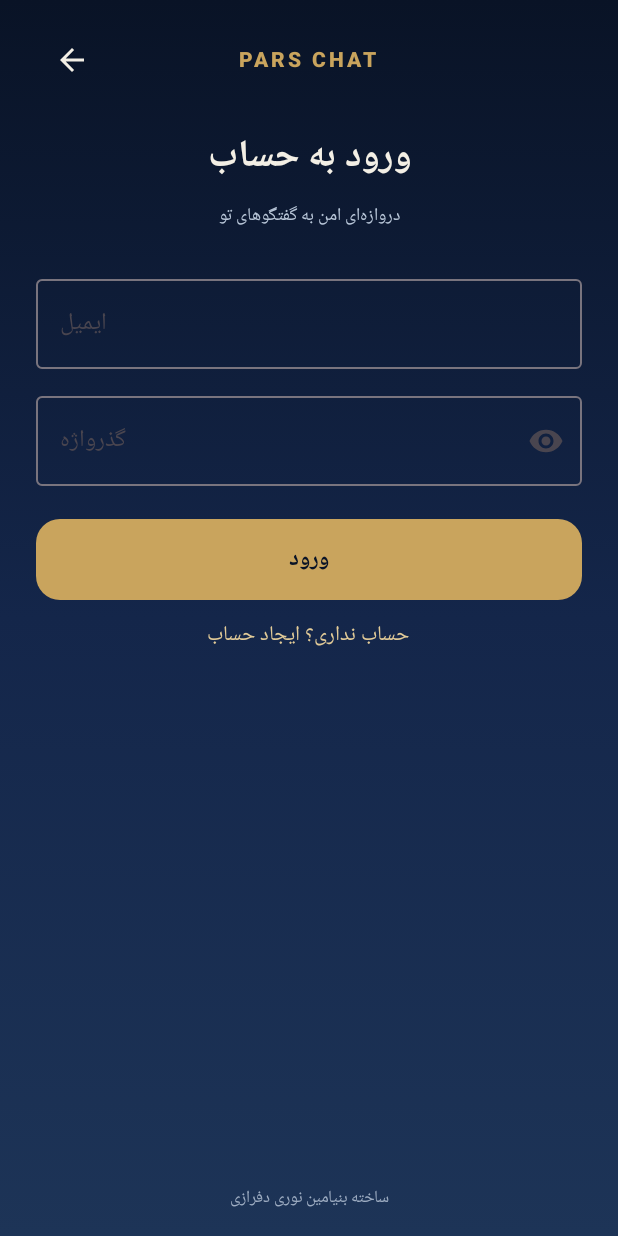
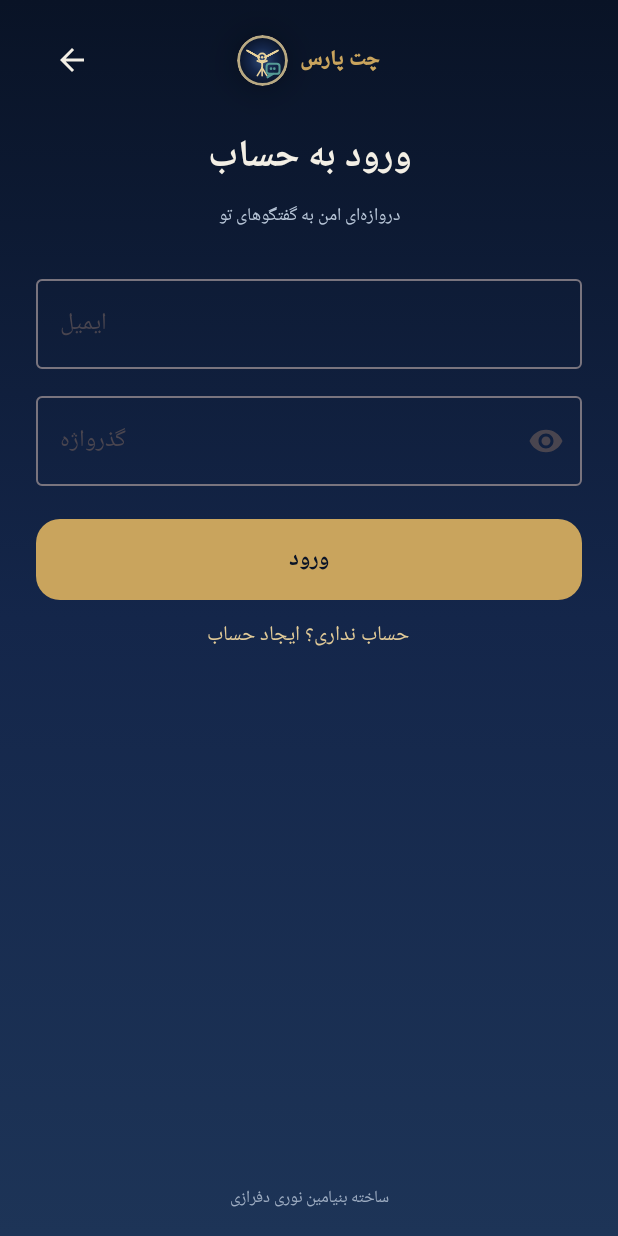
Before and after one commit to benyamin8372-hub/PARS_CHAT, an Android app built with Jetpack Compose: the composable AuthScreen shown on its own in the app's theme, on a phone screen of 412 x 824 dp. Run offline under Robolectric (Android 15) with nearby library versions, the phone set to English and light mode, and no system bars.

Commit message:
Apply Faravahar and Persian PARS CHAT identity to authentication

```diff
--- a/app/src/main/java/com/bentech/parschat/ui/AuthScreen.kt
+++ b/app/src/main/java/com/bentech/parschat/ui/AuthScreen.kt
@@ -21,6 +21,7 @@ import androidx.compose.ui.text.input.VisualTransformation
 import androidx.compose.ui.unit.dp
 import androidx.compose.ui.unit.sp
 import com.bentech.parschat.FirebaseChatRepository
+import com.bentech.parschat.ui.components.FaravaharChatMark
 import com.google.firebase.messaging.FirebaseMessaging
 
 private val AuthNight = Color(0xFF091326)
@@ -79,7 +80,10 @@ fun AuthScreen(onSuccess: (String) -> Unit, onBack: () -> Unit) {
             Row(Modifier.fillMaxWidth(), verticalAlignment = Alignment.CenterVertically) {
                 IconButton(onClick = onBack) { Icon(Icons.Default.ArrowBack, null, tint = AuthIvory) }
                 Spacer(Modifier.weight(1f))
-                Text("PARS CHAT", color = AuthGold, fontWeight = FontWeight.Black, letterSpacing = 2.sp)
+                Row(verticalAlignment = Alignment.CenterVertically) {
+                    FaravaharChatMark(diameter = 34.dp)
+                    Text("چت پارس", color = AuthGold, fontWeight = FontWeight.Black, modifier = Modifier.padding(start = 8.dp))
+                }
                 Spacer(Modifier.weight(1f))
                 Spacer(Modifier.size(48.dp))
             }
```
